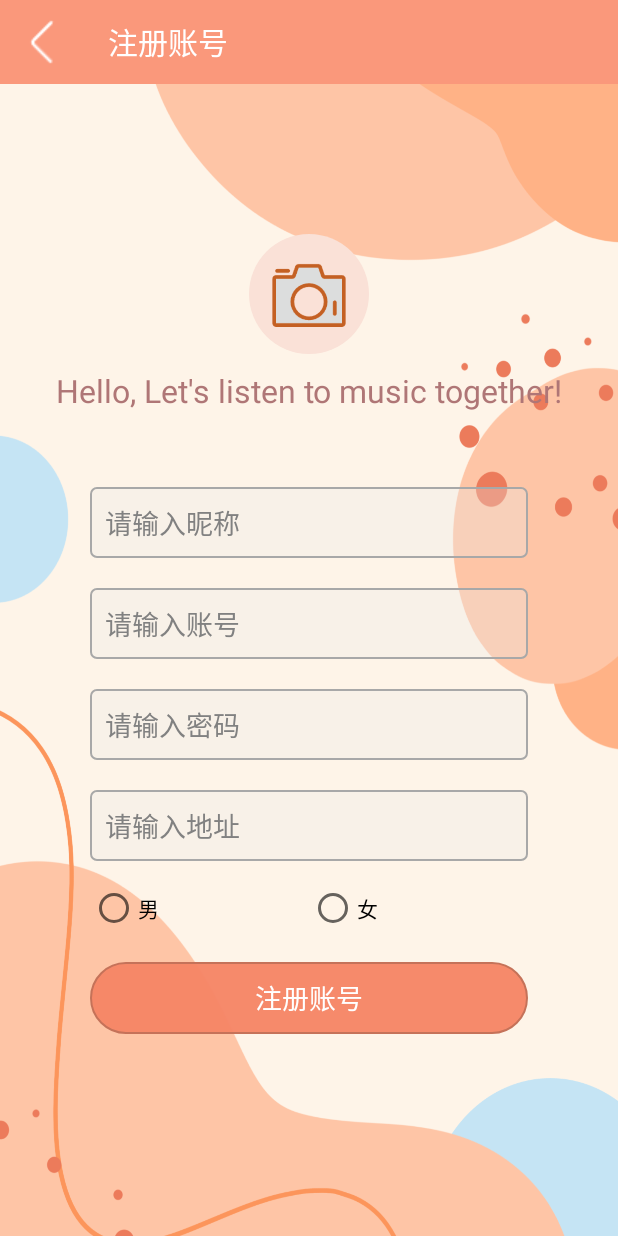
After one commit to ZhangYang9992/Android_My_Music, an Android app: the RegisterActivity screen opened directly, with no data from a screen before it, on a phone screen of 412 x 824 dp. The commit adds this screen. Run offline under Robolectric (Android 15) with nearby library versions, the phone set to English and light mode, and no system bars.

Commit message:
add: Register页面实现

```diff
--- a/app/src/main/AndroidManifest.xml
+++ b/app/src/main/AndroidManifest.xml
@@ -13,10 +13,14 @@
         android:theme="@style/Theme.MyMusic"
         tools:targetApi="31">
         <activity
+            android:name=".activity.RegisterActivity"
+            android:exported="false" />
+        <activity
             android:name=".MainActivity"
             android:exported="true">
             <intent-filter>
                 <action android:name="android.intent.action.MAIN" />
+
                 <category android:name="android.intent.category.LAUNCHER" />
             </intent-filter>
         </activity>
--- a/app/src/main/java/com/example/mymusic/MainActivity.java
+++ b/app/src/main/java/com/example/mymusic/MainActivity.java
@@ -1,5 +1,6 @@
 package com.example.mymusic;
 
+import android.content.Intent;
 import android.os.Bundle;
 import android.view.View;
 import android.widget.Button;
@@ -12,6 +13,7 @@ import androidx.core.graphics.Insets;
 import androidx.core.view.ViewCompat;
 import androidx.core.view.WindowInsetsCompat;
 
+import com.example.mymusic.activity.RegisterActivity;
 import com.example.mymusic.dao.UserDao;
 import com.example.mymusic.until.DBUntil;
 import com.example.mymusic.until.Tools;
@@ -31,8 +33,9 @@ public class MainActivity extends AppCompatActivity {
         EditText accountT = findViewById(R.id.login_account);
         EditText pwdT = findViewById(R.id.login_pwd);
         Button loginBtn = findViewById(R.id.login_login_btn);
+        Button registerBtn = findViewById(R.id.login_register_btn);
 
-        // 执行登录
+        // 登录按钮点击
         loginBtn.setOnClickListener(new View.OnClickListener() {
             @Override
             public void onClick(View v) {
@@ -61,6 +64,16 @@ public class MainActivity extends AppCompatActivity {
             }
         });
 
+        // 注册按钮点击
+        registerBtn.setOnClickListener(new View.OnClickListener() {
+            @Override
+            public void onClick(View v) {
+                // 打开注册界面
+                Intent intent = new Intent(MainActivity.this, RegisterActivity.class);
+                startActivity(intent);
+            }
+        });
+
         ViewCompat.setOnApplyWindowInsetsListener(findViewById(R.id.main), (v, insets) -> {
             Insets systemBars = insets.getInsets(WindowInsetsCompat.Type.systemBars());
             v.setPadding(systemBars.left, systemBars.top, systemBars.right, systemBars.bottom);
--- /dev/null
+++ b/app/src/main/java/com/example/mymusic/activity/RegisterActivity.java
@@ -0,0 +1,26 @@
+package com.example.mymusic.activity;
+
+import android.os.Bundle;
+
+import androidx.activity.EdgeToEdge;
+import androidx.appcompat.app.AppCompatActivity;
+import androidx.core.graphics.Insets;
+import androidx.core.view.ViewCompat;
+import androidx.core.view.WindowInsetsCompat;
+
+import com.example.mymusic.R;
+
+public class RegisterActivity extends AppCompatActivity {
+
+    @Override
+    protected void onCreate(Bundle savedInstanceState) {
+        super.onCreate(savedInstanceState);
+        EdgeToEdge.enable(this);
+        setContentView(R.layout.activity_register);
+        ViewCompat.setOnApplyWindowInsetsListener(findViewById(R.id.main), (v, insets) -> {
+            Insets systemBars = insets.getInsets(WindowInsetsCompat.Type.systemBars());
+            v.setPadding(systemBars.left, systemBars.top, systemBars.right, systemBars.bottom);
+            return insets;
+        });
+    }
+}
--- /dev/null
+++ b/app/src/main/res/drawable/circle_background.xml
@@ -0,0 +1,7 @@
+<?xml version="1.0" encoding="utf-8"?>
+<shape xmlns:android="http://schemas.android.com/apk/res/android"
+    android:shape="oval">
+    <solid android:color="#FAE1D7" />
+    <size android:width="85dp"
+        android:height="85dp"/>
+</shape>
--- a/app/src/main/res/layout/activity_main.xml
+++ b/app/src/main/res/layout/activity_main.xml
@@ -73,6 +73,7 @@
         />
 
     <Button
+        android:id="@+id/login_register_btn"
         android:layout_width="match_parent"
         android:layout_height="wrap_content"
         android:text="注册"
--- /dev/null
+++ b/app/src/main/res/layout/activity_register.xml
@@ -0,0 +1,151 @@
+<?xml version="1.0" encoding="utf-8"?>
+<LinearLayout xmlns:android="http://schemas.android.com/apk/res/android"
+    xmlns:app="http://schemas.android.com/apk/res-auto"
+    xmlns:tools="http://schemas.android.com/tools"
+    android:orientation="vertical"
+    android:id="@+id/main"
+    android:layout_width="match_parent"
+    android:layout_height="match_parent"
+    android:background="@drawable/bg"
+    tools:context=".activity.RegisterActivity"
+    android:gravity="center_horizontal">
+
+    <!-- navigate bar -->
+    <androidx.appcompat.widget.Toolbar
+        android:layout_width="match_parent"
+        android:layout_height="wrap_content"
+        android:background="@color/theme_color"
+        app:title="注册账号"
+        app:titleTextColor="#FFFFFF"
+        app:navigationIcon="@drawable/back"
+        />
+
+    <!-- login logo -->
+    <ImageView
+        android:layout_width="80dp"
+        android:layout_height="80dp"
+        android:src="@drawable/avater_default"
+        android:layout_marginTop="100dp"
+        android:background="@drawable/circle_background"
+        android:padding="15dp"
+        />
+
+    <TextView
+        android:layout_width="match_parent"
+        android:layout_height="wrap_content"
+        android:text="Hello, Let's listen to music together!"
+        android:layout_marginTop="10dp"
+        android:textColor="#AF7676"
+        android:gravity="center|center_horizontal|center_vertical"
+        android:textSize="21sp"
+        />
+
+    <!-- 注册框 -->
+    <EditText
+        android:id="@+id/register_nick"
+        android:layout_width="match_parent"
+        android:layout_height="wrap_content"
+        android:textColor="#818181"
+        android:layout_marginLeft="60dp"
+        android:layout_marginRight="60dp"
+        android:layout_marginTop="50dp"
+        android:hint="请输入昵称"
+        android:textColorHint="#818181"
+        android:background="@drawable/edit_login_bg"
+        android:padding="10dp"
+        />
+
+    <EditText
+        android:id="@+id/register_account"
+        android:layout_width="match_parent"
+        android:layout_height="wrap_content"
+        android:textColor="#818181"
+        android:layout_marginLeft="60dp"
+        android:layout_marginRight="60dp"
+        android:layout_marginTop="20dp"
+        android:hint="请输入账号"
+        android:textColorHint="#818181"
+        android:background="@drawable/edit_login_bg"
+        android:padding="10dp"
+        />
+
+    <EditText
+        android:id="@+id/register_pwd"
+        android:layout_width="match_parent"
+        android:layout_height="wrap_content"
+        android:textColor="#818181"
+        android:layout_marginLeft="60dp"
+        android:layout_marginRight="60dp"
+        android:layout_marginTop="20dp"
+        android:hint="请输入密码"
+        android:textColorHint="#818181"
+        android:background="@drawable/edit_login_bg"
+        android:padding="10dp"
+        android:inputType="textPassword"
+        />
+
+    <EditText
+        android:id="@+id/register_address"
+        android:layout_width="match_parent"
+        android:layout_height="wrap_content"
+        android:textColor="#818181"
+        android:layout_marginLeft="60dp"
+        android:layout_marginRight="60dp"
+        android:layout_marginTop="20dp"
+        android:hint="请输入地址"
+        android:textColorHint="#818181"
+        android:background="@drawable/edit_login_bg"
+        android:padding="10dp"
+        android:inputType="textPassword"
+        />
+
+    <!-- 性别 -->
+    <RadioGroup
+        android:layout_width="match_parent"
+        android:layout_height="wrap_content"
+        android:orientation="horizontal"
+        android:layout_marginLeft="50dp"
+        android:layout_marginRight="50dp"
+        android:layout_marginTop="5dp"
+        android:padding="10dp"
+        android:textSize="20sp"
+        >
+
+        <RadioButton
+            android:id="@+id/register_man"
+            android:layout_width="0dp"
+            android:layout_height="wrap_content"
+            android:text="男"
+            android:layout_marginEnd="16dp"
+            android:layout_weight="1"
+            />
+
+        <RadioButton
+            android:id="@+id/register_woman"
+            android:layout_width="0dp"
+            android:layout_height="wrap_content"
+            android:text="女"
+            android:layout_marginEnd="16dp"
+            android:layout_weight="1"
+            />
+
+
+    </RadioGroup>
+
+    <!-- 按钮 -->
+    <Button
+        android:id="@+id/register_btn"
+        android:layout_width="match_parent"
+        android:layout_height="wrap_content"
+        android:text="注册账号"
+        android:layout_marginTop="10dp"
+        android:layout_marginLeft="60dp"
+        android:layout_marginRight="60dp"
+        android:background="@drawable/button_login_bg"
+        android:textColor="#FFFFFF"
+        android:textSize="18sp"
+        android:foreground="?android:attr/selectableItemBackground"
+        />
+
+
+</LinearLayout>
--- a/app/src/main/res/values/colors.xml
+++ b/app/src/main/res/values/colors.xml
@@ -1,5 +1,7 @@
 <?xml version="1.0" encoding="utf-8"?>
 <resources>
+    <color name="theme_color">#FA987B</color>
+
     <color name="purple_200">#FFBB86FC</color>
     <color name="purple_500">#FF6200EE</color>
     <color name="purple_700">#FF3700B3</color>
```
Also changed, not shown: app/src/main/res/drawable/avater_default.png (added), app/src/main/res/drawable/back.png (added).
